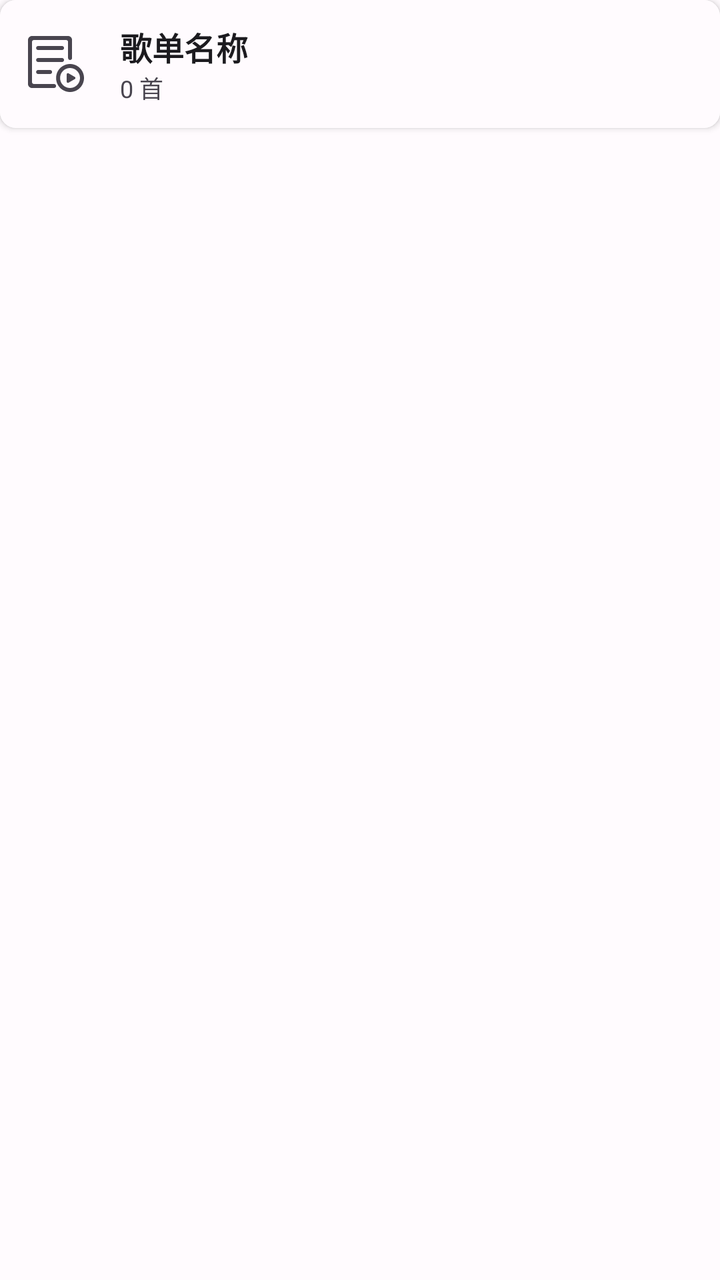
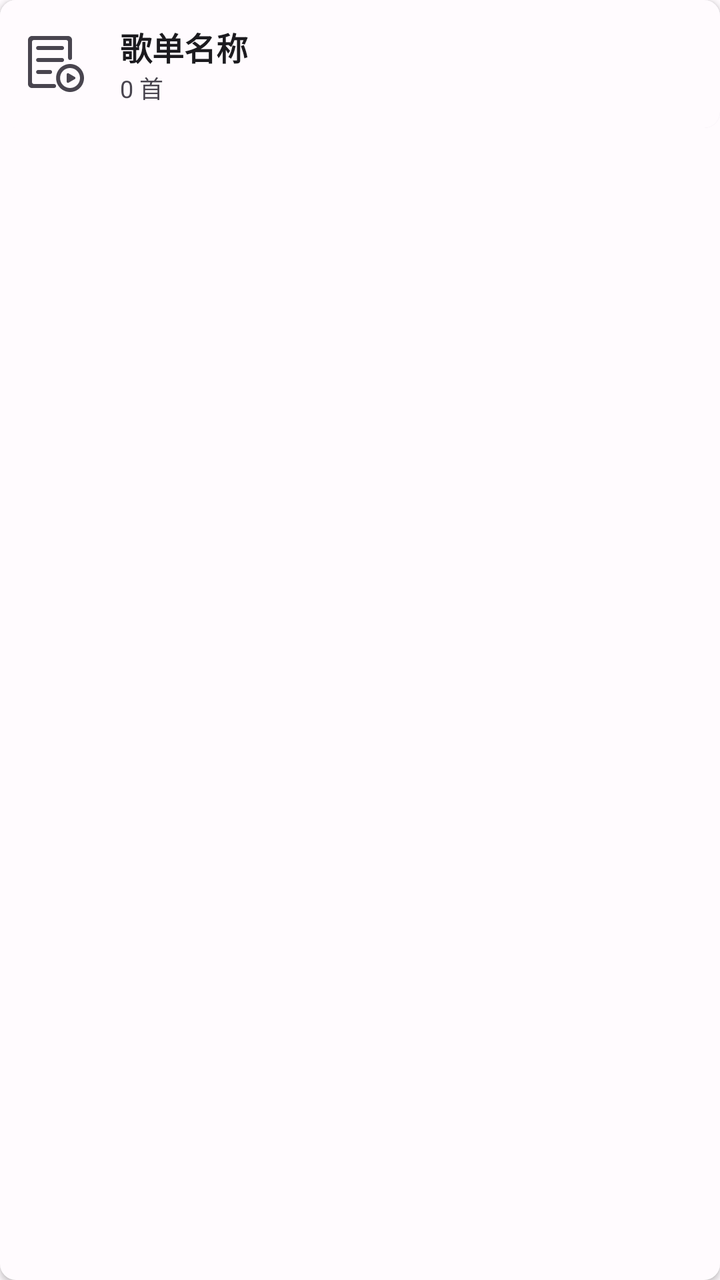

Before-and-after screenshots of an Android layout around one commit, followed by the original layout XML and the change that was made.
<!-- AndroidManifest.xml: application theme Theme.UnicornPlayer -->
<!-- res/layout/item_playlist.xml -->
<?xml version="1.0" encoding="utf-8"?>
<FrameLayout xmlns:android="http://schemas.android.com/apk/res/android"
    xmlns:app="http://schemas.android.com/apk/res-auto"
    xmlns:tools="http://schemas.android.com/tools"
    android:layout_width="match_parent"
    android:layout_height="wrap_content"
    android:layout_marginHorizontal="8dp"
    android:layout_marginVertical="4dp">

    
    <LinearLayout
        android:id="@+id/actionContainer"
        android:layout_width="match_parent"
        android:layout_height="64dp"
        android:gravity="end|center_vertical"
        android:orientation="horizontal"
        android:visibility="gone">

        <com.google.android.material.button.MaterialButton
            android:id="@+id/btnEdit"
            style="@style/Widget.Material3.Button.TextButton"
            android:layout_width="wrap_content"
            android:layout_height="wrap_content"
            android:text="编辑"
            android:textColor="@color/primary" />

        <com.google.android.material.button.MaterialButton
            android:id="@+id/btnDelete"
            style="@style/Widget.Material3.Button.TextButton"
            android:layout_width="wrap_content"
            android:layout_height="wrap_content"
            android:layout_marginEnd="8dp"
            android:text="删除"
            android:textColor="@color/design_default_color_error" />

    </LinearLayout>

    
    <androidx.cardview.widget.CardView
        android:id="@+id/cardContent"
        android:layout_width="match_parent"
        android:layout_height="wrap_content"
        android:clickable="true"
        android:focusable="true"
        app:cardCornerRadius="8dp"
        app:cardElevation="2dp">

        <androidx.constraintlayout.widget.ConstraintLayout
            android:layout_width="match_parent"
            android:layout_height="64dp"
            android:background="@color/surface"
            android:paddingStart="12dp"
            android:paddingTop="3dp"
            android:paddingEnd="12dp"
            android:paddingBottom="3dp">

            <ImageView
                android:id="@+id/ivPlaylistIcon"
                android:layout_width="32dp"
                android:layout_height="32dp"
                android:src="@drawable/ic_playlist"
                app:tint="@color/onSurfaceVariant"
                app:layout_constraintBottom_toBottomOf="parent"
                app:layout_constraintStart_toStartOf="parent"
                app:layout_constraintTop_toTopOf="parent"
                tools:ignore="ContentDescription" />

            <TextView
                android:id="@+id/tvPlaylistName"
                android:layout_width="0dp"
                android:layout_height="wrap_content"
                android:layout_marginStart="16dp"
                android:layout_marginEnd="16dp"
                android:ellipsize="end"
                android:maxLines="1"
                android:text="歌单名称"
                android:textColor="@color/onSurface"
                android:textSize="16sp"
                android:textStyle="bold"
                app:layout_constraintBottom_toTopOf="@+id/tvSongCount"
                app:layout_constraintEnd_toEndOf="parent"
                app:layout_constraintStart_toEndOf="@+id/ivPlaylistIcon"
                app:layout_constraintTop_toTopOf="parent"
                app:layout_constraintVertical_chainStyle="packed" />

            <TextView
                android:id="@+id/tvSongCount"
                android:layout_width="0dp"
                android:layout_height="wrap_content"
                android:layout_marginStart="16dp"
                android:layout_marginEnd="16dp"
                android:ellipsize="end"
                android:maxLines="1"
                android:text="0 首"
                android:textColor="@color/onSurfaceVariant"
                android:textSize="12sp"
                app:layout_constraintBottom_toBottomOf="parent"
                app:layout_constraintEnd_toEndOf="parent"
                app:layout_constraintStart_toEndOf="@+id/ivPlaylistIcon"
                app:layout_constraintTop_toBottomOf="@+id/tvPlaylistName" />

        </androidx.constraintlayout.widget.ConstraintLayout>

    </androidx.cardview.widget.CardView>

</FrameLayout>
<!-- resources referenced by this layout -->
<resources>
  <color name="onSurface">#1C1B1F</color>
  <color name="onSurfaceVariant">#49454F</color>
  <color name="primary">#6750A4</color>
  <color name="surface">#FFFBFE</color>
  <!-- drawable ic_playlist (drawable) -->
  <?xml version="1.0" encoding="utf-8"?>
  <vector xmlns:android="http://schemas.android.com/apk/res/android"
      android:width="24dp"
      android:height="24dp"
      android:viewportWidth="1024"
      android:viewportHeight="1024">
      <path
          android:fillColor="@color/icon_color"
          android:pathData="M608.9,288H225.6c-17.6,0 -31.9,-14.3 -31.9,-32s14.3,-32 31.9,-32H609c17.6,0 31.9,14.3 31.9,32s-14.3,32 -32,32zM608.9,480H225.6c-17.6,0 -31.9,-14.3 -31.9,-32s14.3,-32 31.9,-32H609c17.6,0 31.9,14.3 31.9,32s-14.3,32 -32,32zM417.3,672H225.6c-17.6,0 -31.9,-14.3 -31.9,-32s14.3,-32 31.9,-32h191.7c17.6,0 31.9,14.3 31.9,32s-14.3,32 -31.9,32zM736.6,576c42.6,0 82.7,16.6 112.8,46.9 30.1,30.2 46.7,70.4 46.7,113.1s-16.6,82.9 -46.7,113.1c-30.1,30.2 -70.2,46.9 -112.8,46.9 -42.6,0 -82.7,-16.6 -112.8,-46.9 -30.1,-30.2 -46.7,-70.4 -46.7,-113.1s16.6,-82.9 46.7,-113.1C653.9,592.6 694,576 736.6,576m0,-64c-123.4,0 -223.4,100.3 -223.4,224s100,224 223.4,224S960,859.7 960,736 860,512 736.6,512z" />
  
      <path
          android:fillColor="@color/icon_color"
          android:pathData="M159.7,832c-17.6,0 -31.9,-14.3 -31.9,-32V160c0,-17.7 14.3,-32 31.9,-32h513.6c17.6,0 31.9,14.3 31.9,32v256c0,17.7 14.3,32 31.9,32 17.6,0 31.9,-14.3 31.9,-32V128c0,-35.3 -28.6,-64 -63.8,-64H127.8C92.6,64 64,92.7 64,128v704c0,35.3 28.6,64 63.8,64h353.5c17.6,0 31.9,-14.3 31.9,-32s-14.3,-32 -31.9,-32H159.7zM812.9,719l-100.1,-57.8c-13.2,-7.6 -29.6,1.9 -29.6,17.1v115.6c0,15.2 16.5,24.7 29.6,17.1l100.1,-57.8c13.1,-7.6 13.1,-26.6 0,-34.2z" />
  
  </vector>
  <color name="icon_color">#ff2c2c2c</color>
  <color name="onPrimary">#FFFFFF</color>
  <color name="primaryContainer">#EADDFF</color>
  <color name="onPrimaryContainer">#21005D</color>
  <color name="secondary">#625B71</color>
  <color name="onSecondary">#FFFFFF</color>
  <color name="secondaryContainer">#E8DEF8</color>
  <color name="onSecondaryContainer">#1D192B</color>
  <color name="tertiary">#7D5260</color>
  <color name="onTertiary">#FFFFFF</color>
  <color name="tertiaryContainer">#FFD8E4</color>
  <color name="onTertiaryContainer">#31111D</color>
  <color name="error">#BA1A1A</color>
  <color name="onError">#FFFFFF</color>
  <color name="errorContainer">#FFDAD6</color>
  <color name="onErrorContainer">#410002</color>
  <color name="background">#FFFBFE</color>
  <color name="onBackground">#1C1B1F</color>
  <color name="surfaceVariant">#E7E0EC</color>
  <color name="outline">#79747E</color>
  <color name="outlineVariant">#CAC4D0</color>
  <!-- unchanged entries left out for length: 1 -->
</resources>

<!-- the commit's change to res/layout/item_playlist.xml (unified diff, before → after) -->
@@ -5,102 +5,110 @@
     android:layout_width="match_parent"
     android:layout_height="wrap_content"
     android:layout_marginHorizontal="8dp"
-    android:layout_marginVertical="4dp">
+    android:layout_marginVertical="4dp"
+    android:background="@drawable/item_background"
+    android:elevation="2dp">
 
     
     <LinearLayout
         android:id="@+id/actionContainer"
-        android:layout_width="match_parent"
+        android:layout_width="wrap_content"
         android:layout_height="64dp"
+        android:layout_gravity="end"
+        android:background="@drawable/action_container_background"
         android:gravity="end|center_vertical"
         android:orientation="horizontal"
-        android:visibility="gone">
+        android:paddingEnd="12dp">
 
         <com.google.android.material.button.MaterialButton
             android:id="@+id/btnEdit"
             style="@style/Widget.Material3.Button.TextButton"
             android:layout_width="wrap_content"
-            android:layout_height="wrap_content"
+            android:layout_height="36dp"
+            android:insetTop="0dp"
+            android:insetBottom="0dp"
+            android:minWidth="0dp"
+            android:paddingStart="12dp"
+            android:paddingEnd="12dp"
             android:text="编辑"
-            android:textColor="@color/primary" />
+            android:textColor="@color/primary"
+            android:textSize="13sp" />
 
         <com.google.android.material.button.MaterialButton
             android:id="@+id/btnDelete"
             style="@style/Widget.Material3.Button.TextButton"
             android:layout_width="wrap_content"
-            android:layout_height="wrap_content"
-            android:layout_marginEnd="8dp"
+            android:layout_height="36dp"
+            android:layout_marginStart="4dp"
+            android:insetTop="0dp"
+            android:insetBottom="0dp"
+            android:minWidth="0dp"
+            android:paddingStart="12dp"
+            android:paddingEnd="12dp"
             android:text="删除"
-            android:textColor="@color/design_default_color_error" />
+            android:textColor="@color/design_default_color_error"
+            android:textSize="13sp" />
 
     </LinearLayout>
 
     
-    <androidx.cardview.widget.CardView
+    <androidx.constraintlayout.widget.ConstraintLayout
         android:id="@+id/cardContent"
         android:layout_width="match_parent"
-        android:layout_height="wrap_content"
+        android:layout_height="64dp"
+        android:background="@drawable/card_content_background"
         android:clickable="true"
         android:focusable="true"
-        app:cardCornerRadius="8dp"
-        app:cardElevation="2dp">
+        android:paddingStart="12dp"
+        android:paddingTop="3dp"
+        android:paddingEnd="12dp"
+        android:paddingBottom="3dp">
 
-        <androidx.constraintlayout.widget.ConstraintLayout
-            android:layout_width="match_parent"
-            android:layout_height="64dp"
-            android:background="@color/surface"
-            android:paddingStart="12dp"
-            android:paddingTop="3dp"
-            android:paddingEnd="12dp"
-            android:paddingBottom="3dp">
+        <ImageView
+            android:id="@+id/ivPlaylistIcon"
+            android:layout_width="32dp"
+            android:layout_height="32dp"
+            android:src="@drawable/ic_playlist"
+            app:tint="@color/onSurfaceVariant"
+            app:layout_constraintBottom_toBottomOf="parent"
+            app:layout_constraintStart_toStartOf="parent"
+            app:layout_constraintTop_toTopOf="parent"
+            tools:ignore="ContentDescription" />
 
-            <ImageView
-                android:id="@+id/ivPlaylistIcon"
-                android:layout_width="32dp"
-                android:layout_height="32dp"
-                android:src="@drawable/ic_playlist"
-                app:tint="@color/onSurfaceVariant"
-                app:layout_constraintBottom_toBottomOf="parent"
-                app:layout_constraintStart_toStartOf="parent"
-                app:layout_constraintTop_toTopOf="parent"
-                tools:ignore="ContentDescription" />
+        <TextView
+            android:id="@+id/tvPlaylistName"
+            android:layout_width="0dp"
+            android:layout_height="wrap_content"
+            android:layout_marginStart="16dp"
+            android:layout_marginEnd="16dp"
+            android:ellipsize="end"
+            android:maxLines="1"
+            android:text="歌单名称"
+            android:textColor="@color/onSurface"
+            android:textSize="16sp"
+            android:textStyle="bold"
+            app:layout_constraintBottom_toTopOf="@+id/tvSongCount"
+            app:layout_constraintEnd_toEndOf="parent"
+            app:layout_constraintStart_toEndOf="@+id/ivPlaylistIcon"
+            app:layout_constraintTop_toTopOf="parent"
+            app:layout_constraintVertical_chainStyle="packed" />
 
-            <TextView
-                android:id="@+id/tvPlaylistName"
-                android:layout_width="0dp"
-                android:layout_height="wrap_content"
-                android:layout_marginStart="16dp"
-                android:layout_marginEnd="16dp"
-                android:ellipsize="end"
-                android:maxLines="1"
-                android:text="歌单名称"
-                android:textColor="@color/onSurface"
-                android:textSize="16sp"
-                android:textStyle="bold"
-                app:layout_constraintBottom_toTopOf="@+id/tvSongCount"
-                app:layout_constraintEnd_toEndOf="parent"
-                app:layout_constraintStart_toEndOf="@+id/ivPlaylistIcon"
-                app:layout_constraintTop_toTopOf="parent"
-                app:layout_constraintVertical_chainStyle="packed" />
+        <TextView
+            android:id="@+id/tvSongCount"
+            android:layout_width="0dp"
+            android:layout_height="wrap_content"
+            android:layout_marginStart="16dp"
+            android:layout_marginEnd="16dp"
+            android:ellipsize="end"
+            android:maxLines="1"
+            android:text="0 首"
+            android:textColor="@color/onSurfaceVariant"
+            android:textSize="12sp"
+            app:layout_constraintBottom_toBottomOf="parent"
+            app:layout_constraintEnd_toEndOf="parent"
+            app:layout_constraintStart_toEndOf="@+id/ivPlaylistIcon"
+            app:layout_constraintTop_toBottomOf="@+id/tvPlaylistName" />
 
-            <TextView
-                android:id="@+id/tvSongCount"
-                android:layout_width="0dp"
-                android:layout_height="wrap_content"
-                android:layout_marginStart="16dp"
-                android:layout_marginEnd="16dp"
-                android:ellipsize="end"
-                android:maxLines="1"
-                android:text="0 首"
-                android:textColor="@color/onSurfaceVariant"
-                android:textSize="12sp"
-                app:layout_constraintBottom_toBottomOf="parent"
-                app:layout_constraintEnd_toEndOf="parent"
-                app:layout_constraintStart_toEndOf="@+id/ivPlaylistIcon"
-                app:layout_constraintTop_toBottomOf="@+id/tvPlaylistName" />
-
-        </androidx.constraintlayout.widget.ConstraintLayout>
-
-    </androidx.cardview.widget.CardView>
+    </androidx.constraintlayout.widget.ConstraintLayout>
 
 </FrameLayout>
<!-- resource entries referenced after the edit -->
@@ -3,6 +3,20 @@
   <color name="onSurface">#1C1B1F</color>
   <color name="onSurfaceVariant">#49454F</color>
   <color name="primary">#6750A4</color>
+  <!-- drawable action_container_background (drawable) -->
+  <?xml version="1.0" encoding="utf-8"?>
+  <shape xmlns:android="http://schemas.android.com/apk/res/android"
+      android:shape="rectangle">
+      <solid android:color="@color/surfaceVariant" />
+      <corners android:radius="8dp" />
+  </shape>
+  <!-- drawable card_content_background (drawable) -->
+  <?xml version="1.0" encoding="utf-8"?>
+  <shape xmlns:android="http://schemas.android.com/apk/res/android"
+      android:shape="rectangle">
+      <solid android:color="@color/surface" />
+      <corners android:radius="8dp" />
+  </shape>
   <color name="surface">#FFFBFE</color>
   <!-- drawable ic_playlist (drawable) -->
   <?xml version="1.0" encoding="utf-8"?>
@@ -20,6 +34,13 @@
           android:pathData="M159.7,832c-17.6,0 -31.9,-14.3 -31.9,-32V160c0,-17.7 14.3,-32 31.9,-32h513.6c17.6,0 31.9,14.3 31.9,32v256c0,17.7 14.3,32 31.9,32 17.6,0 31.9,-14.3 31.9,-32V128c0,-35.3 -28.6,-64 -63.8,-64H127.8C92.6,64 64,92.7 64,128v704c0,35.3 28.6,64 63.8,64h353.5c17.6,0 31.9,-14.3 31.9,-32s-14.3,-32 -31.9,-32H159.7zM812.9,719l-100.1,-57.8c-13.2,-7.6 -29.6,1.9 -29.6,17.1v115.6c0,15.2 16.5,24.7 29.6,17.1l100.1,-57.8c13.1,-7.6 13.1,-26.6 0,-34.2z" />
   
   </vector>
+  <!-- drawable item_background (drawable) -->
+  <?xml version="1.0" encoding="utf-8"?>
+  <shape xmlns:android="http://schemas.android.com/apk/res/android"
+      android:shape="rectangle">
+      <solid android:color="@color/surface" />
+      <corners android:radius="8dp" />
+  </shape>
   <color name="icon_color">#ff2c2c2c</color>
   <color name="onPrimary">#FFFFFF</color>
   <color name="primaryContainer">#EADDFF</color>
